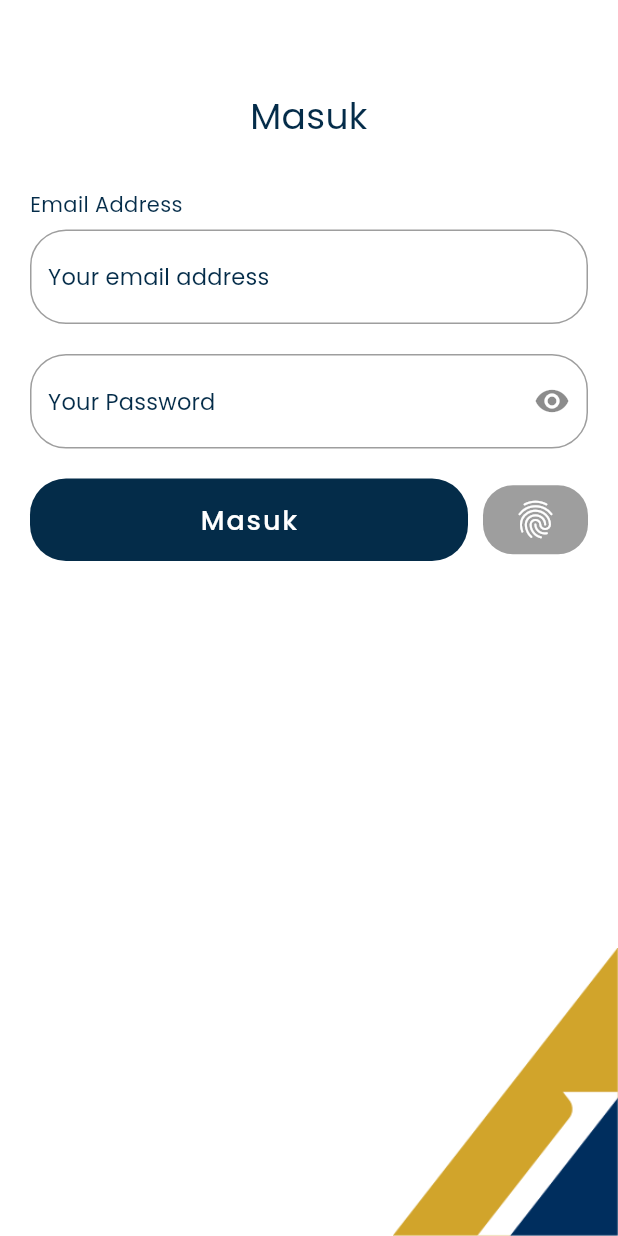
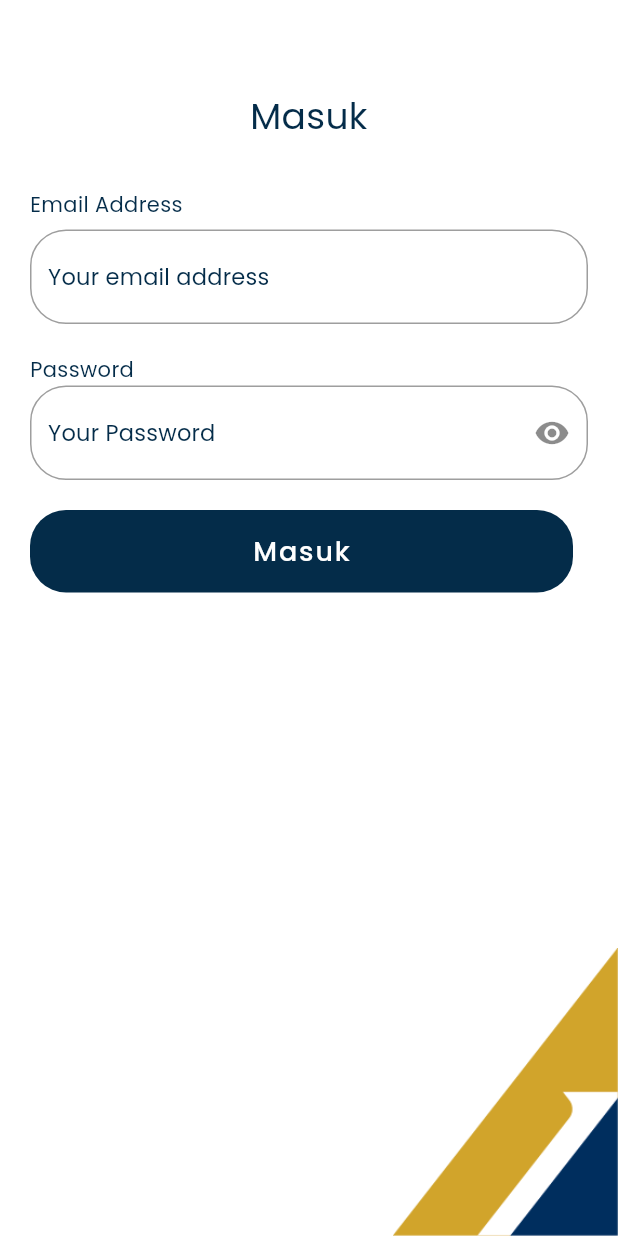
Before and after one commit to sonijulianto/tugas-tws, a Flutter app: the screen it shows after launch, on a phone screen of 412 x 824 dp. Run offline on Flutter 3.47's test engine with Material 2 defaults, Android fonts, the phone set to English and light mode, and no system bars; our stand-ins replace bloc, cloud_firestore, equatable, firebase_auth, firebase_core, flutter_bloc and 10 more; missing offline and left inert: android_alarm_manager; accounts and stored records are empty.

Commit message:
fixed fingerprint

```diff
--- a/lib/common/navigation.dart
+++ b/lib/common/navigation.dart
@@ -4,7 +4,7 @@ final GlobalKey<NavigatorState> navigatorKey = GlobalKey<NavigatorState>();
 
 class Navigation {
   static intentWithData(String routeName) {
-    navigatorKey.currentState?.pushNamed(routeName);
+    navigatorKey.currentState?.pushNamed('/splashPage');
   }
 
   static back() => navigatorKey.currentState?.pop();
--- a/lib/data/preferences/preferences_helper.dart
+++ b/lib/data/preferences/preferences_helper.dart
@@ -27,4 +27,8 @@ class PreferencesHelper {
     final prefs = await sharedPreferences;
     prefs.setBool(DAILY_NEWS, value);
   }
+
+  // void setFingerprint(String value) async {
+  //   final prefs = await sharedPreferences.
+  // }
 }
--- a/lib/pages/sign_in_page.dart
+++ b/lib/pages/sign_in_page.dart
@@ -8,11 +8,13 @@ import 'package:flutter_bloc/flutter_bloc.dart';
 import 'package:local_auth/local_auth.dart';
 import 'package:shared_preferences/shared_preferences.dart';
 
+// ignore: must_be_immutable
 class SignInPage extends StatefulWidget {
   SignInPage({Key? key}) : super(key: key);
 
-  static const String emailUser = 'emailUser';
-  static const String passwordUser = 'passwordUser';
+  static late String emailUser = 'emailUser';
+  static late String passwordUser = 'passwordUser';
+  static var user;
 
   @override
   _SignInPageState createState() => _SignInPageState();
@@ -50,7 +52,14 @@ class _SignInPageState extends State<SignInPage> {
       }
 
       Widget passwordInput() {
-        return TextFormField(
+        return Column(
+          crossAxisAlignment: CrossAxisAlignment.start,
+          children: [
+            Text(
+              'Password',
+              style: textTextStyle,
+            ),
+            TextFormField(
               cursorColor: textColor,
               obscureText: _obscureText,
               controller: passwordController,
@@ -58,8 +67,14 @@ class _SignInPageState extends State<SignInPage> {
                 hintText: 'Your Password',
                 hintStyle: textTextStyle,
                 suffixIcon: IconButton(
-              icon:
-                  Icon(_obscureText ? Icons.visibility : Icons.visibility_off),
+                  // focusColor: textColor,
+                  // color: textColor,
+                  // highlightColor: textColor,
+                  // hoverColor: textColor,
+                  // splashColor: textColor,
+                  disabledColor: textColor,
+                  icon: Icon(
+                      _obscureText ? Icons.visibility : Icons.visibility_off),
                   onPressed: () {
                     setState(() {
                       _obscureText = !_obscureText;
@@ -80,6 +95,8 @@ class _SignInPageState extends State<SignInPage> {
                   ),
                 ),
               ),
+            ),
+          ],
         );
       }
 
@@ -146,13 +163,16 @@ class _SignInPageState extends State<SignInPage> {
               height: 20,
             ),
             Row(
-              mainAxisAlignment: MainAxisAlignment.spaceBetween,
+              mainAxisAlignment: MainAxisAlignment.spaceAround,
               children: [
+                SignInPage.user != null ? SizedBox() : SizedBox(),
                 submitButton(),
                 SizedBox(
                   width: 10,
                 ),
-                buildAuthenticate(context),
+                SignInPage.user != null
+                    ? buildAuthenticate(context)
+                    : SizedBox()
               ],
             ),
           ],
@@ -254,4 +274,9 @@ class _SignInPageState extends State<SignInPage> {
           ),
         ),
       );
+
+  Future<void> fingerprintButton() async {
+    SharedPreferences prefs = await SharedPreferences.getInstance();
+    prefs.remove(SignInPage.user);
   }
+}
--- a/lib/utils/background_service.dart
+++ b/lib/utils/background_service.dart
@@ -1,7 +1,5 @@
 import 'dart:isolate';
-
 import 'dart:ui';
-
 import 'package:aplikasi_asabri_nullsafety/main.dart';
 import 'package:aplikasi_asabri_nullsafety/utils/notification_helper.dart';
 
--- a/lib/utils/date_time_helper.dart
+++ b/lib/utils/date_time_helper.dart
@@ -5,7 +5,7 @@ class DateTimeHelper {
     // Date and Time Format
     final now = DateTime.now();
     final dateFormat = DateFormat('y/M/d');
-    final timeSpecific = "14:58:00";
+    final timeSpecific = "11:10:00";
     final completeFormat = DateFormat('y/M/d H:m:s');
 
     // Today Format
```
Also changed, not shown: lib/pages/home_page.dart (+10 -10 lines), lib/pages/settings_page.dart (+8 -3 lines), lib/provider/preferences_provider.dart (+5 -5 lines). Lines whose indentation alone changed are shown as unchanged.
